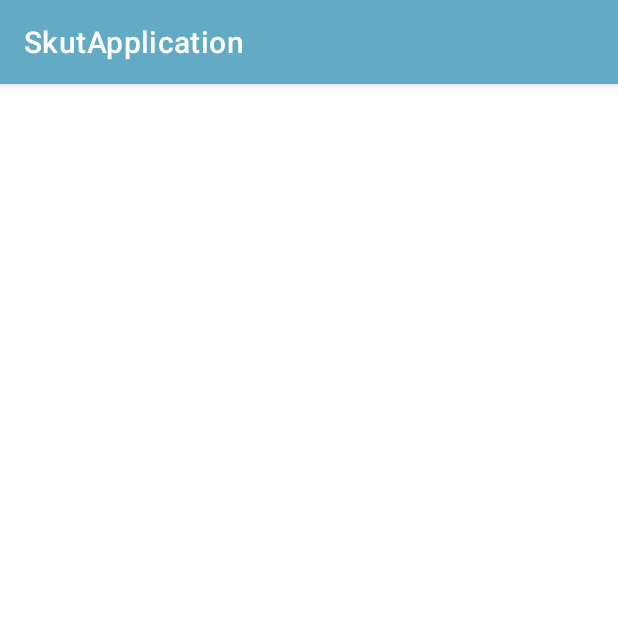
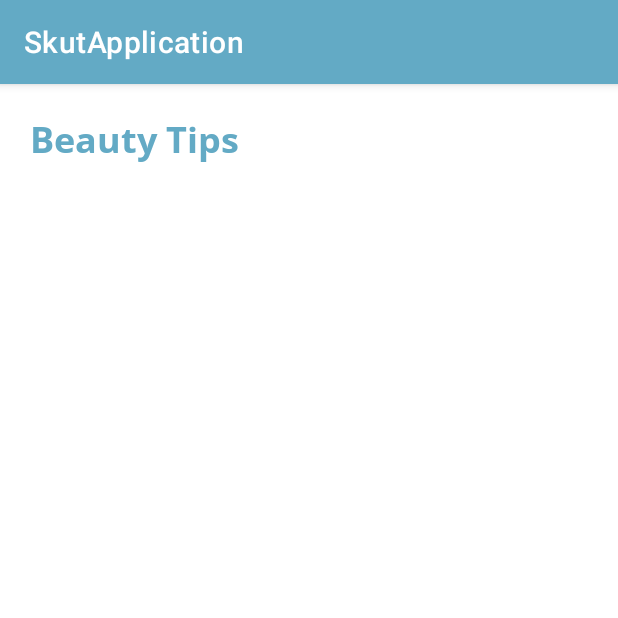
Before and after one commit to Chndr-3/Capstone-Project-Mobile-Development-Repository, an Android app: the BeautyTipsActivity screen opened directly, with no data from a screen before it, on a phone screen of 412 x 824 dp, the top half of it. Run offline under Robolectric (Android 15) with nearby library versions, the phone set to English and light mode, and no system bars; Roboto replaces fonts that are not available here.

Commit message:
Adding beauty tips page (unfinished)

```diff
--- a/app/src/main/java/com/bangkit/skutapplication/view/home/HomeFragment.kt
+++ b/app/src/main/java/com/bangkit/skutapplication/view/home/HomeFragment.kt
@@ -28,10 +28,7 @@ class HomeFragment : Fragment() {
 
         setHasOptionsMenu(true)
         (activity as AppCompatActivity?)!!.supportActionBar!!.hide()
-        binding.buttonBeautyTips.setOnClickListener {
-            val intent = Intent(context, BeautyTipsActivity::class.java)
-            startActivity(intent)
-        }
+
 
     }
     private val listViewPagerItem: ArrayList<ViewPagerItem>
@@ -62,6 +59,10 @@ class HomeFragment : Fragment() {
     override fun onViewCreated(view: View, savedInstanceState: Bundle?) {
         super.onViewCreated(view, savedInstanceState)
         showViewPager()
+        binding.buttonBeautyTips.setOnClickListener {
+            val intent = Intent(activity, BeautyTipsActivity::class.java)
+            startActivity(intent)
+        }
     }
 
     companion object {
--- a/app/src/main/res/layout/activity_beauty_tips.xml
+++ b/app/src/main/res/layout/activity_beauty_tips.xml
@@ -6,4 +6,28 @@
     android:layout_height="match_parent"
     tools:context=".view.beautytips.BeautyTipsActivity">
 
+    <TextView
+        android:id="@+id/textView3"
+        android:layout_width="wrap_content"
+        android:layout_height="wrap_content"
+        android:layout_marginStart="20dp"
+        android:layout_marginTop="20dp"
+        android:fontFamily="@font/open_sans_bold"
+        android:text="@string/beauty_tips"
+        android:textColor="@color/blue"
+        android:textSize="24sp"
+        android:textStyle="bold"
+        app:layout_constraintStart_toStartOf="parent"
+        app:layout_constraintTop_toTopOf="parent" />
+
+    <androidx.recyclerview.widget.RecyclerView
+        android:id="@+id/rvBeautyTips"
+        android:layout_width="0dp"
+        android:layout_height="0dp"
+        android:layout_marginStart="20dp"
+        android:layout_marginEnd="20dp"
+        app:layout_constraintBottom_toBottomOf="parent"
+        app:layout_constraintEnd_toEndOf="parent"
+        app:layout_constraintStart_toStartOf="parent"
+        app:layout_constraintTop_toBottomOf="@+id/textView3" />
 </androidx.constraintlayout.widget.ConstraintLayout>
```
